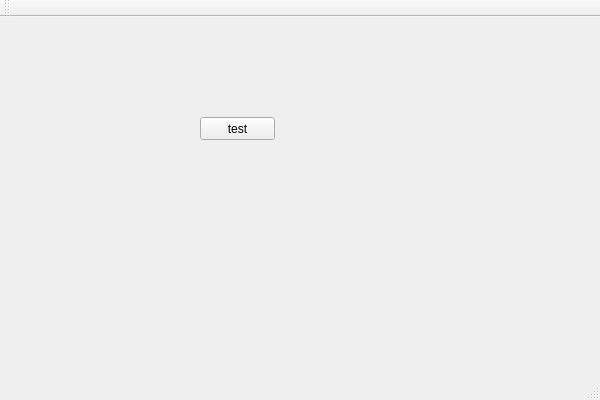
Above: Qt test/MainWindow.ui from SelfDestructed/Sapper before the change. Below: the same form after it.
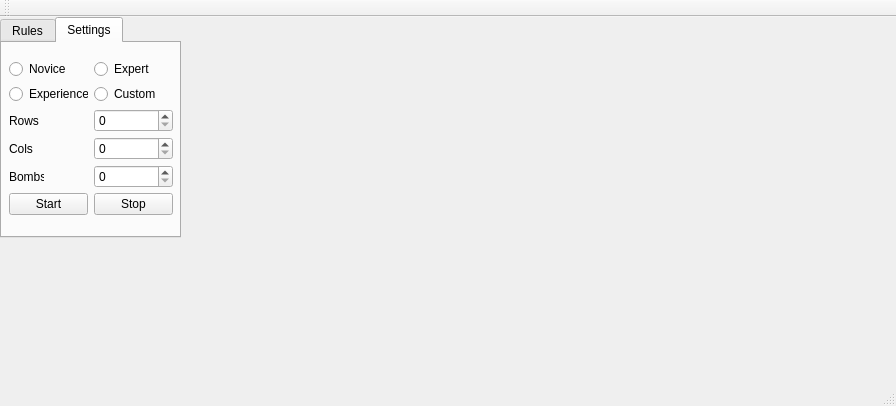
That is the form after the change.

Patch:
```diff
--- a/Qt test/MainWindow.ui
+++ b/Qt test/MainWindow.ui
@@ -6,26 +6,191 @@
    <rect>
     <x>0</x>
     <y>0</y>
-    <width>600</width>
-    <height>400</height>
+    <width>896</width>
+    <height>406</height>
    </rect>
   </property>
   <property name="windowTitle">
    <string>MainWindow</string>
   </property>
   <widget class="QWidget" name="centralWidget">
-   <widget class="QPushButton" name="testButton">
+   <widget class="QTabWidget" name="tabWidget">
     <property name="geometry">
      <rect>
-      <x>200</x>
-      <y>100</y>
-      <width>75</width>
-      <height>23</height>
+      <x>0</x>
+      <y>0</y>
+      <width>181</width>
+      <height>221</height>
      </rect>
     </property>
-    <property name="text">
-     <string>test</string>
+    <property name="tabPosition">
+     <enum>QTabWidget::North</enum>
     </property>
+    <property name="tabShape">
+     <enum>QTabWidget::Rounded</enum>
+    </property>
+    <property name="currentIndex">
+     <number>1</number>
+    </property>
+    <property name="elideMode">
+     <enum>Qt::ElideLeft</enum>
+    </property>
+    <property name="usesScrollButtons">
+     <bool>true</bool>
+    </property>
+    <property name="tabsClosable">
+     <bool>false</bool>
+    </property>
+    <property name="movable">
+     <bool>false</bool>
+    </property>
+    <property name="tabBarAutoHide">
+     <bool>false</bool>
+    </property>
+    <widget class="QWidget" name="rules">
+     <attribute name="title">
+      <string>Rules</string>
+     </attribute>
+     <widget class="QTextBrowser" name="textBrowser">
+      <property name="geometry">
+       <rect>
+        <x>0</x>
+        <y>0</y>
+        <width>191</width>
+        <height>261</height>
+       </rect>
+      </property>
+      <property name="html">
+       <string>&lt;!DOCTYPE HTML PUBLIC &quot;-//W3C//DTD HTML 4.0//EN&quot; &quot;http://www.w3.org/TR/REC-html40/strict.dtd&quot;&gt;
+&lt;html&gt;&lt;head&gt;&lt;meta name=&quot;qrichtext&quot; content=&quot;1&quot; /&gt;&lt;style type=&quot;text/css&quot;&gt;
+p, li { white-space: pre-wrap; }
+&lt;/style&gt;&lt;/head&gt;&lt;body style=&quot; font-family:'MS Shell Dlg 2'; font-size:8.25pt; font-weight:400; font-style:normal;&quot;&gt;
+&lt;p style=&quot; margin-top:0px; margin-bottom:0px; margin-left:0px; margin-right:0px; -qt-block-indent:0; text-indent:0px;&quot;&gt;&lt;span style=&quot; font-size:12pt;&quot;&gt;The objective of the game is to clear a rectangular board containing hidden &amp;quot;mines&amp;quot; or bombs without detonating any of them, with help from clues about the number of neighboring mines in each field.&lt;/span&gt;&lt;/p&gt;&lt;/body&gt;&lt;/html&gt;</string>
+      </property>
+     </widget>
+    </widget>
+    <widget class="QWidget" name="settings">
+     <attribute name="title">
+      <string>Settings</string>
+     </attribute>
+     <widget class="QWidget" name="gridLayoutWidget">
+      <property name="geometry">
+       <rect>
+        <x>0</x>
+        <y>0</y>
+        <width>171</width>
+        <height>191</height>
+       </rect>
+      </property>
+      <layout class="QGridLayout" name="gridLayout">
+       <property name="sizeConstraint">
+        <enum>QLayout::SetDefaultConstraint</enum>
+       </property>
+       <property name="leftMargin">
+        <number>7</number>
+       </property>
+       <property name="rightMargin">
+        <number>0</number>
+       </property>
+       <property name="horizontalSpacing">
+        <number>6</number>
+       </property>
+       <property name="verticalSpacing">
+        <number>0</number>
+       </property>
+       <item row="2" column="0">
+        <widget class="QLabel" name="labelRows">
+         <property name="maximumSize">
+          <size>
+           <width>30</width>
+           <height>16777215</height>
+          </size>
+         </property>
+         <property name="text">
+          <string>Rows:</string>
+         </property>
+        </widget>
+       </item>
+       <item row="5" column="0">
+        <widget class="QPushButton" name="buttonStart">
+         <property name="text">
+          <string>Start</string>
+         </property>
+        </widget>
+       </item>
+       <item row="0" column="0">
+        <widget class="QRadioButton" name="radioNovice">
+         <property name="text">
+          <string>Novice</string>
+         </property>
+        </widget>
+       </item>
+       <item row="1" column="0">
+        <widget class="QRadioButton" name="radioExperienced">
+         <property name="text">
+          <string>Experienced</string>
+         </property>
+        </widget>
+       </item>
+       <item row="4" column="0">
+        <widget class="QLabel" name="labelBombs">
+         <property name="maximumSize">
+          <size>
+           <width>35</width>
+           <height>16777215</height>
+          </size>
+         </property>
+         <property name="text">
+          <string>Bombs:</string>
+         </property>
+        </widget>
+       </item>
+       <item row="3" column="0">
+        <widget class="QLabel" name="labelCols">
+         <property name="maximumSize">
+          <size>
+           <width>24</width>
+           <height>16777215</height>
+          </size>
+         </property>
+         <property name="text">
+          <string>Cols:</string>
+         </property>
+        </widget>
+       </item>
+       <item row="3" column="1">
+        <widget class="QSpinBox" name="spinCols"/>
+       </item>
+       <item row="2" column="1">
+        <widget class="QSpinBox" name="spinRows"/>
+       </item>
+       <item row="4" column="1">
+        <widget class="QSpinBox" name="spinBombs"/>
+       </item>
+       <item row="5" column="1">
+        <widget class="QPushButton" name="buttonStop">
+         <property name="text">
+          <string>Stop</string>
+         </property>
+        </widget>
+       </item>
+       <item row="1" column="1">
+        <widget class="QRadioButton" name="radioCustom">
+         <property name="text">
+          <string>Custom</string>
+         </property>
+        </widget>
+       </item>
+       <item row="0" column="1">
+        <widget class="QRadioButton" name="radioExpert">
+         <property name="text">
+          <string>Expert</string>
+         </property>
+        </widget>
+       </item>
+      </layout>
+     </widget>
+    </widget>
    </widget>
   </widget>
   <widget class="QMenuBar" name="menuBar">
```
Left out of the diff: 2 changed lines with no effect on the pictures.
